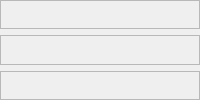
Qt form src/widget/engineer_workspace_page.ui (zhou51320/eva) before a commit.
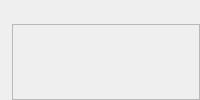
The same form after that commit.

Commit message:
feat: redesign frontend workspace shell
Rebuild the desktop frontend around the new three-column shell, Cherry-style chat workspace, and unified light workbench pages. Update theme tokens and widget tests so the redesigned shell, hosts, and styling contracts stay aligned with the approved frontend plan.

```diff
--- a/src/widget/engineer_workspace_page.ui
+++ b/src/widget/engineer_workspace_page.ui
@@ -2,9 +2,9 @@
 <ui version="4.0">
  <class>EngineerWorkspacePage</class>
  <widget class="QWidget" name="EngineerWorkspacePage">
-  <layout class="QVBoxLayout" name="rootLayout">
+  <layout class="QHBoxLayout" name="rootLayout">
    <property name="spacing">
-    <number>6</number>
+    <number>12</number>
    </property>
    <property name="leftMargin">
     <number>0</number>
@@ -26,18 +26,44 @@
     </widget>
    </item>
    <item>
-    <widget class="QFrame" name="quickActionsCard">
+    <layout class="QVBoxLayout" name="detailLayout">
+     <property name="spacing">
+      <number>12</number>
+     </property>
+     <item>
+      <widget class="QFrame" name="engineerSummaryCard">
+       <property name="minimumHeight">
+        <number>108</number>
+       </property>
      <property name="frameShape">
       <enum>QFrame::StyledPanel</enum>
      </property>
     </widget>
    </item>
    <item>
-    <widget class="QFrame" name="recentContextCard">
+      <widget class="QFrame" name="engineerTaskDetailCard">
+       <property name="minimumHeight">
+        <number>180</number>
+       </property>
      <property name="frameShape">
       <enum>QFrame::StyledPanel</enum>
      </property>
     </widget>
+     </item>
+     <item>
+      <widget class="QFrame" name="engineerOutputCard">
+       <property name="frameShape">
+        <enum>QFrame::StyledPanel</enum>
+       </property>
+       <property name="sizePolicy">
+        <sizepolicy hsizetype="Expanding" vsizetype="Expanding">
+         <horstretch>0</horstretch>
+         <verstretch>1</verstretch>
+        </sizepolicy>
+       </property>
+      </widget>
+     </item>
+    </layout>
    </item>
   </layout>
  </widget>
```
Left out of the diff: 8 changed lines with no effect on the pictures. Lines whose indentation alone changed are shown as unchanged. The commit also changes 25 other files.
